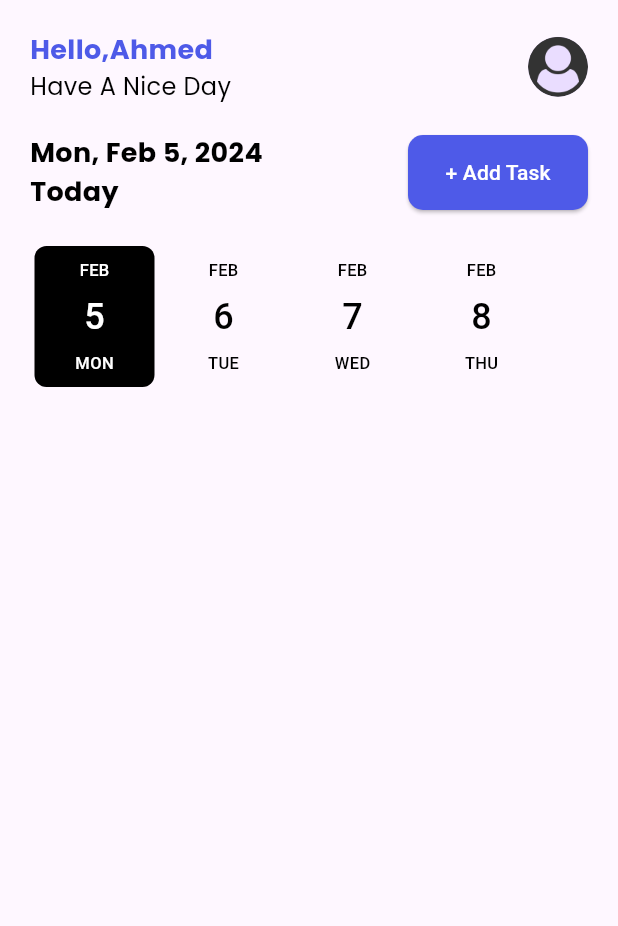
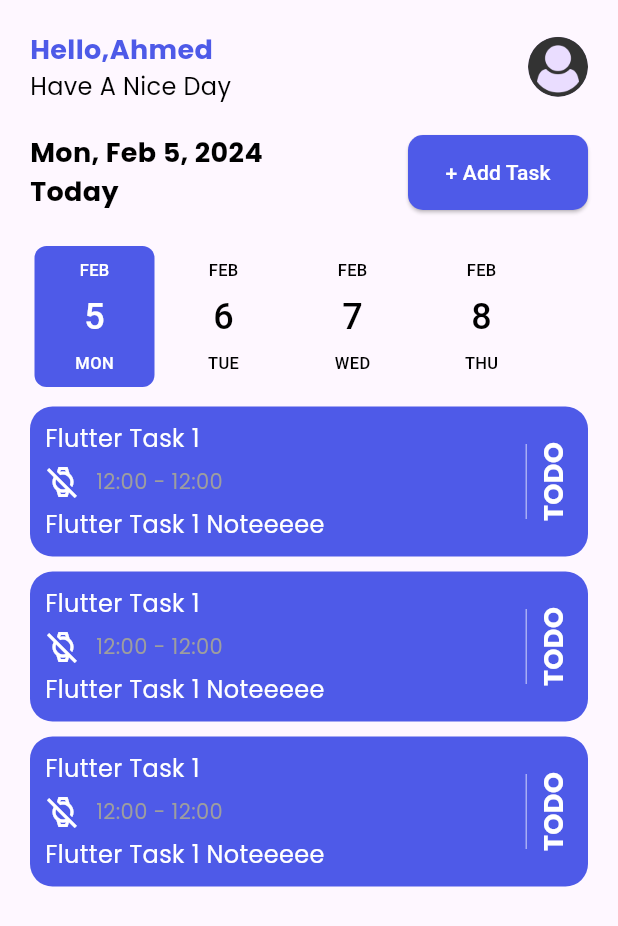
Before and after one commit to gemybody/taskati, a Flutter app: the HomeView screen opened directly, on a phone screen of 412 x 824 dp. Shown: the top 926 px of the screen. Run offline on Flutter 3.47's test engine with Material 3 defaults, Android fonts, the phone set to English and light mode, and no system bars; drawn by our look-alikes of date_picker_timeline; our stand-ins replace gap, google_fonts, hive, hive_flutter, image_picker, lottie; accounts and stored records are empty.

Commit message:
add file new

```diff
--- a/lib/features/home/home_view.dart
+++ b/lib/features/home/home_view.dart
@@ -61,7 +61,7 @@ class _HomeViewState extends State<HomeView> {
                 width:80,
                 DateTime.now(),
                 initialSelectedDate: DateTime.now(),
-                selectionColor: Colors.black,
+                selectionColor: AppColors.primaryColor,
                 selectedTextColor: Colors.white,
                 onDateChange: (date) {
                   // // New date selected
@@ -70,6 +70,48 @@ class _HomeViewState extends State<HomeView> {
                   //});
                 },
               ),
+              Expanded(child: ListView.builder(
+                itemCount: 3,
+                itemBuilder: (context, index){
+                return Container(
+                  margin: EdgeInsets.only(top: 10),
+                  padding: EdgeInsets.all(10),
+                  decoration: BoxDecoration(
+                    color: AppColors.primaryColor,
+                    borderRadius: BorderRadius.circular(15),
+                  ),
+                  child: Row(
+                    children: [
+                      Column(
+                        crossAxisAlignment: CrossAxisAlignment.start,
+                        children: [
+                          Text('Flutter Task 1',style: getBodyStyle(color: AppColors.WhiteColor,),),
+                          Gap(5),
+                          Row(
+                            children: [
+                              Icon(Icons.watch_off_outlined,color: AppColors.WhiteColor,),
+                              Gap(10),
+                              Text('12:00 - 12:00',style: getSmallStyle(color: AppColors.greyColor,),),
+                            ],
+                          ),   Gap(5),
+                          Text('Flutter Task 1 Noteeeee',style: getBodyStyle(color: AppColors.WhiteColor,),),
+                        ],
+                      ),
+                      Spacer(),
+                      Container(
+                        width: .5,
+                        height: 50,
+                        color: AppColors.WhiteColor,
+                      ),
+                      Gap(5),
+                      RotatedBox(
+                          quarterTurns: 3,
+                          child: Text('TODO',style: getTitleStyle(color: AppColors.WhiteColor,fontsize: 18),)),
+                    ],
+                  ),
+                );
+
+              },)),
             ],
           ),
         ),
--- a/lib/features/upload/uploadView.dart
+++ b/lib/features/upload/uploadView.dart
@@ -1,7 +1,9 @@
 import 'dart:io';
 
 import 'package:flutter/material.dart';
+import 'package:flutter/services.dart';
 import 'package:gap/gap.dart';
+import 'package:hive/hive.dart';
 import 'package:image_picker/image_picker.dart';
 import 'package:taskati/core/Widgets/custom_error_dialog.dart';
 import 'package:taskati/core/utils/app_colors.dart';
@@ -10,7 +12,7 @@ import 'package:taskati/core/utils/text_styles.dart';
 import 'package:taskati/features/home/home_view.dart';
 
 String? path;
-String name='';
+String name ='';
 
 class UploadView extends StatefulWidget {
   const UploadView({Key? key}) : super(key: key);
@@ -32,6 +34,10 @@ class _UploadViewState extends State<UploadView> {
             onPressed: () {
 
               if(path != null && name.isNotEmpty){
+                var box =  Hive.box('user');
+                box.put('image', path);
+                box.put('name', name);
+               print( box.get('name'),);
                 Navigator.of(context).pushReplacement(MaterialPageRoute(builder: (context)=>HomeView()));
               }else if(path==null && name.isNotEmpty){
                 showErrorDialog(context, 'Please Upload Your Image');
@@ -95,6 +101,13 @@ class _UploadViewState extends State<UploadView> {
                 ),
                 Gap(20),
                 TextFormField(
+                  inputFormatters: [FilteringTextInputFormatter.allow(RegExp(r'[A-Za-z]'))],
+                  onChanged: (value) {
+                    setState(() {
+                      name=value;
+                    });
+
+                  },
                   decoration: InputDecoration(
                     hintText: 'Enter Your Name',
                     enabledBorder: OutlineInputBorder(
--- a/lib/main.dart
+++ b/lib/main.dart
@@ -1,7 +1,11 @@
 import 'package:flutter/material.dart';
+import 'package:hive/hive.dart';
+import 'package:hive_flutter/adapters.dart';
 import 'package:taskati/features/profile/splash_view.dart';
 
-void main() {
+Future<void> main() async {
+  await Hive.initFlutter();
+  await Hive.openBox('user');
   runApp(const MyApp());
 }
 
--- a/pubspec.yaml
+++ b/pubspec.yaml
@@ -33,6 +33,8 @@ dependencies:
   google_fonts: ^6.1.0
   date_picker_timeline: ^1.2.5
   intl: ^0.18.0
+  hive: ^2.2.3
+  hive_flutter: ^1.1.0
 
 
 
```
Also changed, not shown: pubspec.lock.
